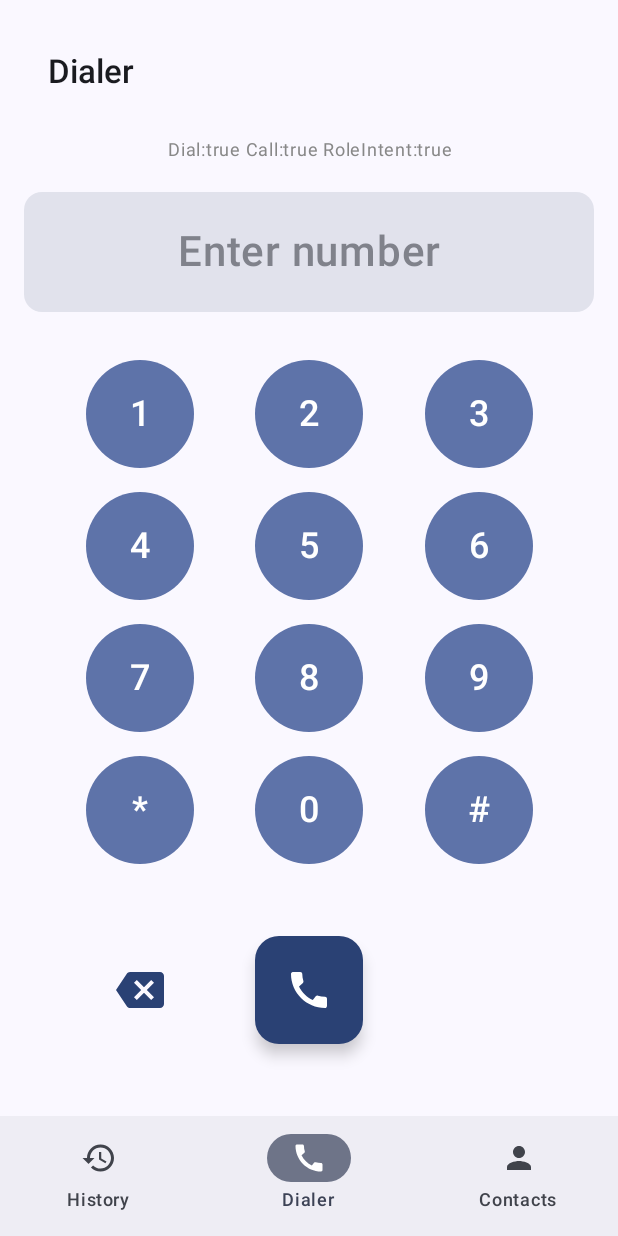
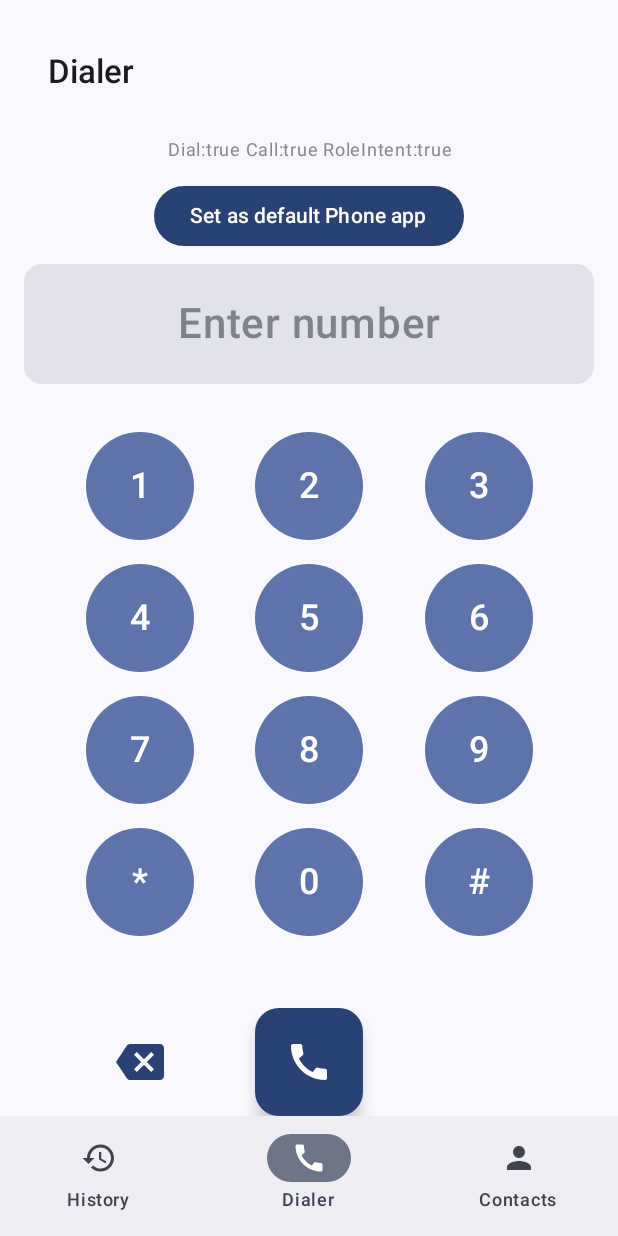
Before and after one commit to fayyaztech-sycet/DefaultDialer, an Android app built with Jetpack Compose: the screen it shows after launch (MainActivity), item 2 of the bottom bar chosen, on a phone screen of 412 x 824 dp. Run offline under Robolectric (Android 15) with nearby library versions, the phone set to English and light mode, and no system bars.

Commit message:
Add explicit 'Set as default' button and role availability logging to DialerScreen (fix suppressed role dialog cases)

```diff
--- a/app/src/main/java/com/sycet/defaultdialer/ui/dialer/DialerScreen.kt
+++ b/app/src/main/java/com/sycet/defaultdialer/ui/dialer/DialerScreen.kt
@@ -123,11 +123,12 @@ fun DialerScreen() {
 
         if (Build.VERSION.SDK_INT >= Build.VERSION_CODES.Q) {
                 val isDefaultDialer = roleManager?.isRoleHeld(RoleManager.ROLE_DIALER) ?: false
+                // Prefer to only show the role-request when the user explicitly asks for it.
+                // Some devices/ROMs suppress the automatic role chooser when launched during
+                // Activity startup — providing a clear button improves reliability.
                 if (!isDefaultDialer) {
-                // Request to be set as default dialer
-                val intent = roleManager?.createRequestRoleIntent(RoleManager.ROLE_DIALER)
-                intent?.let { defaultDialerLauncher.launch(it) }
-                android.util.Log.d("Dialer-DEBUG", "App is not default dialer; tried to launch role request intent: ${intent != null}")
+                    android.util.Log.d("Dialer-DEBUG", "App is not default dialer; roleAvailable=${roleManager?.isRoleAvailable(RoleManager.ROLE_DIALER)}")
+                    // do not auto-launch the role dialog here; show a button in UI instead
                 } else {
                     // If already default dialer, request call monitoring permissions
                     requestCallMonitoringPermissions(context, multiplePermissionsLauncher)
@@ -173,6 +174,26 @@ fun DialerScreen() {
             modifier = Modifier.fillMaxWidth().padding(top = 8.dp, bottom = 8.dp),
             textAlign = TextAlign.Center
         )
+        // When not already default, show an explicit button so the user can trigger
+        // the system role chooser with a clear user gesture (works better on some ROMs).
+        if (Build.VERSION.SDK_INT >= Build.VERSION_CODES.Q) {
+            val isDefaultDialer = roleManager?.isRoleHeld(RoleManager.ROLE_DIALER) ?: false
+            if (!isDefaultDialer) {
+                androidx.compose.material3.Button(
+                    onClick = {
+                        val intent = roleManager?.createRequestRoleIntent(RoleManager.ROLE_DIALER)
+                        if (intent != null) {
+                            defaultDialerLauncher.launch(intent)
+                        } else {
+                            android.util.Log.w("Dialer-DEBUG", "createRequestRoleIntent returned null")
+                        }
+                    },
+                    colors = androidx.compose.material3.ButtonDefaults.buttonColors(containerColor = MaterialTheme.colorScheme.primary)
+                ) {
+                    Text("Set as default Phone app", color = MaterialTheme.colorScheme.onPrimary)
+                }
+            }
+        }
         // bring background in sync with app theme
         Spacer(modifier = Modifier.height(8.dp))
         // Phone number display
```
Lines whose indentation alone changed are shown as unchanged.
